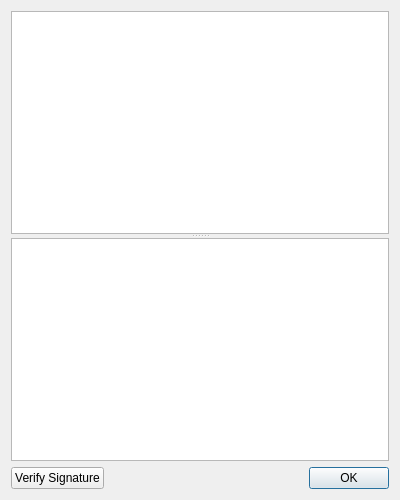
Above: src/gui/ui/dlg_view_zfo.ui from psakar/datovka before the change. Below: the same form after it.
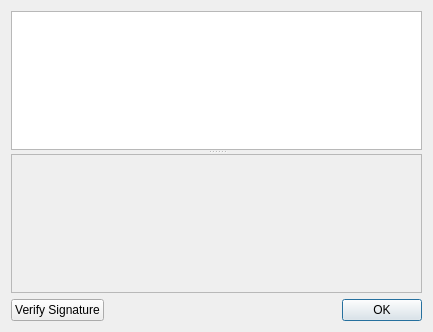
That is the form after the change.

Commit message: Added view delivery info from ZFO

Diff of the .ui file:
```diff
--- a/src/gui/ui/dlg_view_zfo.ui
+++ b/src/gui/ui/dlg_view_zfo.ui
@@ -6,8 +6,8 @@
    <rect>
     <x>0</x>
     <y>0</y>
-    <width>400</width>
-    <height>500</height>
+    <width>433</width>
+    <height>332</height>
    </rect>
   </property>
   <property name="windowTitle">
@@ -21,6 +21,9 @@
      </property>
      <widget class="QTextEdit" name="envelopeTextEdit"/>
      <widget class="QTableView" name="attachmentTable">
+      <property name="enabled">
+       <bool>false</bool>
+      </property>
       <property name="selectionBehavior">
        <enum>QAbstractItemView::SelectRows</enum>
       </property>
```
The commit also changes 3 other files.
